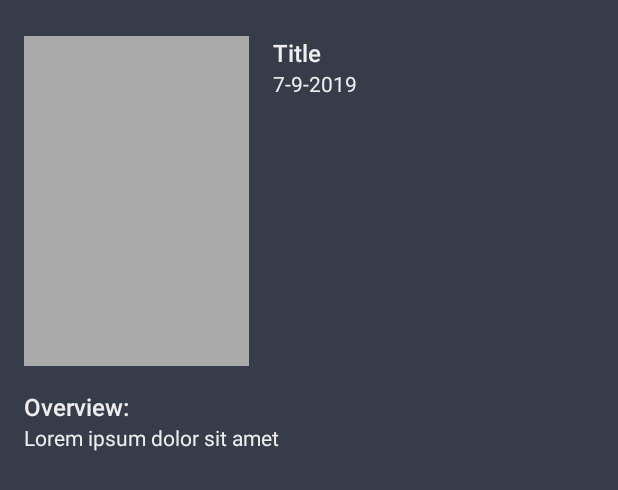
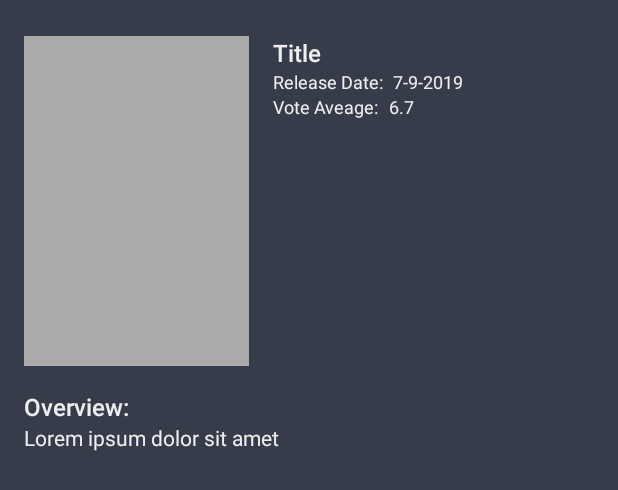
Before and after one commit to eko8757/MovieCatalogue, an Android app: the layout activity_detail_tv.xml on its own in the app's theme, with its tools: preview values and no code run, on a phone screen of 412 x 824 dp. Shown: the top 490 px of the screen. Run offline under Robolectric (Android 15) with nearby library versions, the phone set to English and light mode, and no system bars; network calls fail.

Commit message:
[ADD] ScrollView [ADD] vote average

```diff
--- a/app/src/main/java/com/gdk/moviecatalogue/ui/movie/DetailMovieActivity.kt
+++ b/app/src/main/java/com/gdk/moviecatalogue/ui/movie/DetailMovieActivity.kt
@@ -21,6 +21,7 @@ class DetailMovieActivity : AppCompatActivity() {
         tv_title_detail.text = items?.title
         tv_release_date.text = items?.release_date
         tv_desc_detail.text = items?.overview
+        tv_vote_average.text = items?.vote_average.toString()
 
         val API_URL = BuildConfig.MOVIE_PATH
         Picasso.get().load(API_URL + items?.poster_path).into(img_detail)
--- a/app/src/main/java/com/gdk/moviecatalogue/ui/tv/DetailTvActivity.kt
+++ b/app/src/main/java/com/gdk/moviecatalogue/ui/tv/DetailTvActivity.kt
@@ -21,6 +21,7 @@ class DetailTvActivity : AppCompatActivity() {
         tv_title_detail.text = items?.title
         tv_release_date.text = items?.first_air_date
         tv_desc_detail.text = items?.overview
+        tv_vote_average.text = items?.vote_average.toString()
 
         val API_URL = BuildConfig.MOVIE_PATH
         Picasso.get().load(API_URL + items?.poster_path).into(img_detail)
--- a/app/src/main/res/layout/activity_detail_tv.xml
+++ b/app/src/main/res/layout/activity_detail_tv.xml
@@ -1,12 +1,16 @@
 <?xml version="1.0" encoding="utf-8"?>
-<androidx.constraintlayout.widget.ConstraintLayout xmlns:android="http://schemas.android.com/apk/res/android"
+<androidx.core.widget.NestedScrollView xmlns:android="http://schemas.android.com/apk/res/android"
     xmlns:app="http://schemas.android.com/apk/res-auto"
     xmlns:tools="http://schemas.android.com/tools"
     android:layout_width="match_parent"
     android:layout_height="match_parent"
     android:background="@color/colorPrimaryDark"
+    android:fillViewport="true"
     tools:context=".ui.tv.DetailTvActivity">
 
+    <androidx.constraintlayout.widget.ConstraintLayout
+        android:layout_width="match_parent"
+        android:layout_height="match_parent">
         <!--image-->
         <ImageView
             android:id="@+id/img_detail"
@@ -23,48 +27,89 @@
             android:layout_width="0dp"
             android:layout_height="wrap_content"
             android:layout_marginStart="16dp"
+            android:textAppearance="@style/TextAppearance.AppCompat.Title"
             android:textColor="@color/text_color_light"
-        android:textAppearance="@style/TextAppearance.AppCompat.Title"
             android:textSize="@dimen/font_normal"
+            app:layout_constraintEnd_toStartOf="@id/guideline_right"
             app:layout_constraintStart_toEndOf="@id/img_detail"
             app:layout_constraintTop_toBottomOf="@id/guideline_top"
-        app:layout_constraintEnd_toStartOf="@id/guideline_right"
             tools:text="Title" />
 
         <!--release date-->
         <TextView
-        android:id="@+id/tv_release_date"
+            android:id="@+id/title_release_date"
             android:layout_width="wrap_content"
             android:layout_height="wrap_content"
+            android:text="Release Date: "
+            android:textAppearance="@style/TextAppearance.AppCompat.Body1"
             android:textColor="@color/text_color_light"
+            android:textSize="12sp"
+            app:layout_constraintStart_toStartOf="@id/tv_title_detail"
+            app:layout_constraintTop_toBottomOf="@id/tv_title_detail" />
+
+        <TextView
+            android:id="@+id/tv_release_date"
+            android:layout_width="0dp"
+            android:layout_height="wrap_content"
+            android:layout_marginStart="4dp"
             android:textAppearance="@style/TextAppearance.AppCompat.Body1"
+            android:textColor="@color/text_color_light"
+            android:textSize="12sp"
+            app:layout_constraintBottom_toBottomOf="@id/title_release_date"
+            app:layout_constraintEnd_toStartOf="@id/guideline_right"
+            app:layout_constraintStart_toEndOf="@id/title_release_date"
+            app:layout_constraintTop_toTopOf="@id/title_release_date"
+            tools:text="7-9-2019" />
+
+        <!--vote average-->
+        <TextView
+            android:id="@+id/title_vote_average"
+            android:layout_width="wrap_content"
+            android:layout_height="wrap_content"
+            android:text="Vote Aveage: "
+            android:textAppearance="@style/TextAppearance.AppCompat.Body1"
+            android:textColor="@color/text_color_light"
+            android:textSize="12sp"
             app:layout_constraintStart_toStartOf="@id/tv_title_detail"
-        app:layout_constraintTop_toBottomOf="@id/tv_title_detail"
-        tools:text="7-9-2019" />
+            app:layout_constraintTop_toBottomOf="@id/title_release_date" />
+
+        <TextView
+            android:id="@+id/tv_vote_average"
+            android:layout_width="0dp"
+            android:layout_height="wrap_content"
+            android:layout_marginStart="4dp"
+            android:textAppearance="@style/TextAppearance.AppCompat.Body1"
+            android:textColor="@color/text_color_light"
+            android:textSize="12sp"
+            app:layout_constraintBottom_toBottomOf="@id/title_vote_average"
+            app:layout_constraintEnd_toStartOf="@id/guideline_right"
+            app:layout_constraintStart_toEndOf="@id/title_vote_average"
+            app:layout_constraintTop_toTopOf="@id/title_vote_average"
+            tools:text="6.7" />
 
         <!--description-->
         <TextView
             android:id="@+id/tv_title_desc"
             android:layout_width="wrap_content"
             android:layout_height="wrap_content"
+            android:layout_marginTop="16dp"
             android:text="Overview:"
+            android:textAppearance="@style/TextAppearance.AppCompat.Title"
             android:textColor="@color/text_color_light"
-        android:textAppearance="@style/TextAppearance.AppCompat.Title"
+            android:textSize="@dimen/font_normal"
             app:layout_constraintStart_toEndOf="@id/guideline_left"
-        app:layout_constraintTop_toBottomOf="@id/img_detail"
-        android:layout_marginTop="16dp"
-        android:textSize="@dimen/font_normal"/>
+            app:layout_constraintTop_toBottomOf="@id/img_detail" />
 
         <TextView
             android:id="@+id/tv_desc_detail"
             android:layout_width="0dp"
             android:layout_height="wrap_content"
+            android:textAlignment="textStart"
             android:textColor="@color/text_color_light"
+            app:layout_constraintEnd_toStartOf="@id/guideline_right"
             app:layout_constraintStart_toEndOf="@id/guideline_left"
-        app:layout_constraintEnd_toStartOf="@id/guideline_right"
             app:layout_constraintTop_toBottomOf="@id/tv_title_desc"
-        tools:text="Lorem ipsum dolor sit amet"
-        android:textAlignment="textStart"/>
+            tools:text="Lorem ipsum dolor sit amet" />
 
         <androidx.constraintlayout.widget.Guideline
             android:id="@+id/guideline_left"
@@ -88,3 +133,5 @@
             app:layout_constraintGuide_begin="24dp" />
 
     </androidx.constraintlayout.widget.ConstraintLayout>
+
+</androidx.core.widget.NestedScrollView>
```
Also changed, not shown: app/src/main/res/layout/activity_detail_movie.xml (+52 -6 lines). Lines whose indentation alone changed are shown as unchanged.
